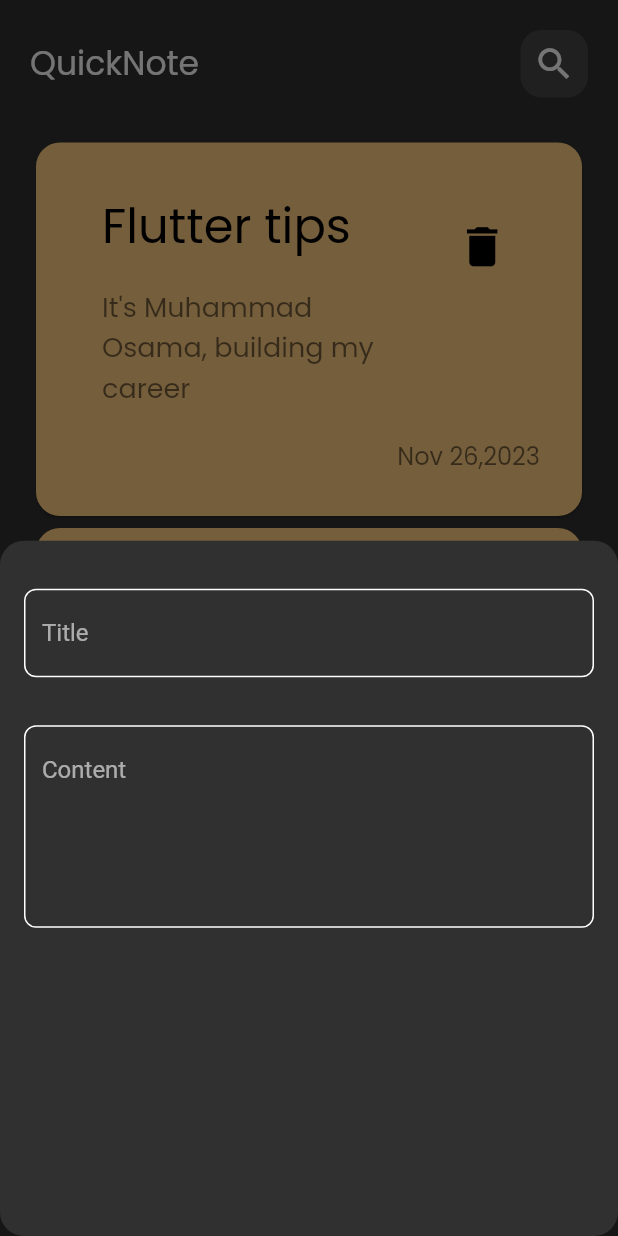
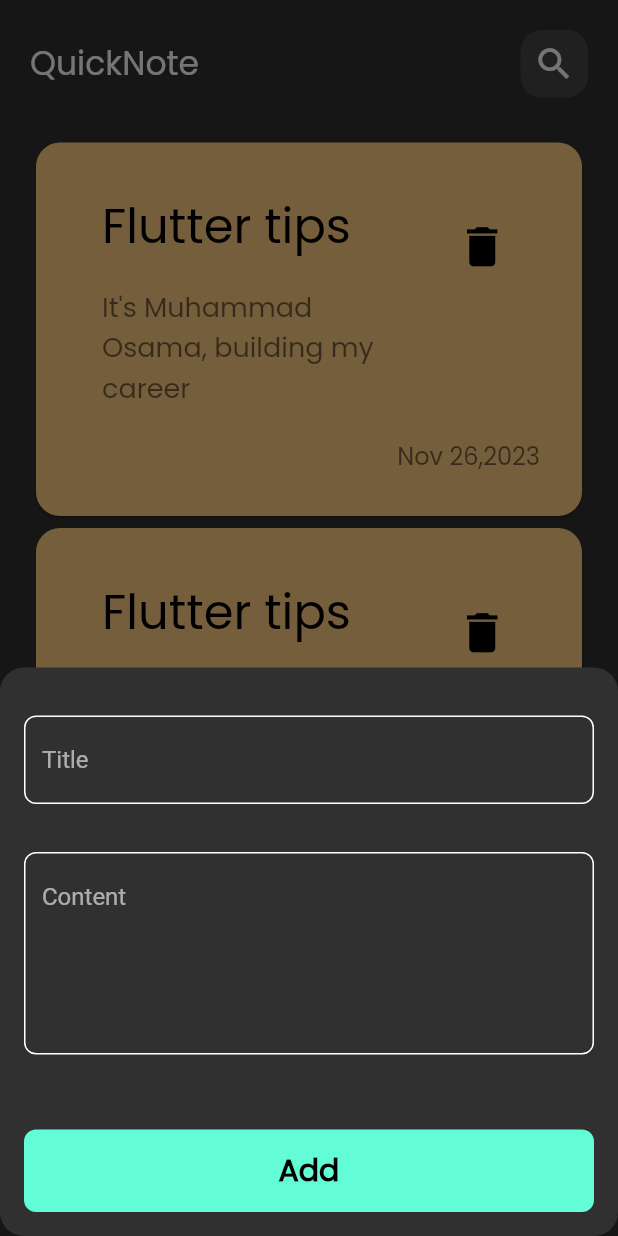
Before and after one commit to MuhammadOs/Notes_App-Flutter, a Flutter app: the screen it shows after launch, after a tap on the "add" icon, on a phone screen of 412 x 824 dp. Run offline on Flutter 3.47's test engine with Material 2 defaults, Android fonts, the phone set to English and light mode, and no system bars.

Commit message:
create custom button and finish bottom sheet

```diff
--- a/lib/widgets/add_note_bottom_sheet.dart
+++ b/lib/widgets/add_note_bottom_sheet.dart
@@ -1,4 +1,5 @@
 import 'package:flutter/cupertino.dart';
+import 'package:notes_app/widgets/custom_button.dart';
 import 'package:notes_app/widgets/cutom_text_field.dart';
 
 class AddNoteBottomSheet extends StatelessWidget {
@@ -6,11 +7,14 @@ class AddNoteBottomSheet extends StatelessWidget {
 
   @override
   Widget build(BuildContext context) {
-    return const Column(
-      children: [
-        CustomTextField(hint: 'Title'),
-        CustomTextField(hint: 'Content', maxLines: 5,),
-      ],
+    return const SingleChildScrollView(
+      child: Column(
+        children: [
+          CustomTextField(hint: 'Title'),
+          CustomTextField(hint: 'Content', maxLines: 5,),
+          CustomButton()
+        ],
+      ),
     );
   }
 }
--- /dev/null
+++ b/lib/widgets/custom_button.dart
@@ -0,0 +1,30 @@
+import 'package:flutter/cupertino.dart';
+import 'package:flutter/material.dart';
+import 'package:notes_app/constants.dart';
+
+class CustomButton extends StatelessWidget {
+  const CustomButton({super.key});
+
+  @override
+  Widget build(BuildContext context) {
+    return Padding(
+      padding: const EdgeInsets.only(right:16,left:16,top: 50, bottom: 16),
+      child: Container(
+        width: MediaQuery.of(context).size.width,
+        height: 55,
+        decoration: BoxDecoration(
+          color: kPrimaryColor,
+          borderRadius: BorderRadius.circular(8),
+        ),
+        child: const Center(
+          child: Text("Add", style: TextStyle(
+            color: Colors.black,
+            fontFamily: 'Poppins',
+            fontWeight: FontWeight.bold,
+            fontSize: 20
+          ),),
+        ),
+      ),
+    );
+  }
+}
```
